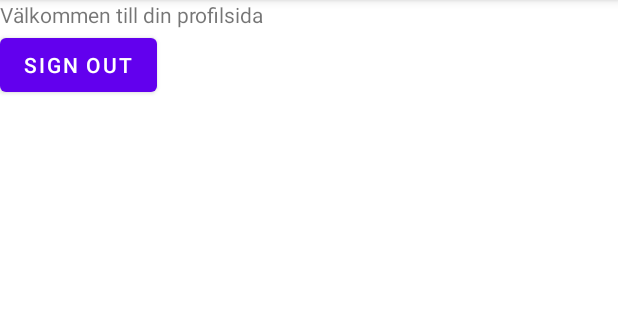
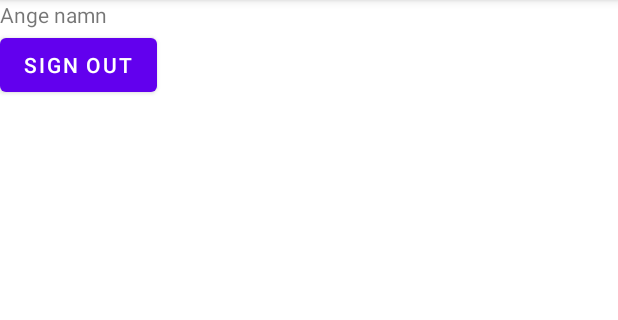
Before and after one commit to c21theti/multipleactivities, an Android app: the screen it shows after launch (ProfileActivity), after a tap on "SIGN IN", on a phone screen of 412 x 824 dp, the part 84-404 px from its top. Run offline under Robolectric (Android 15) with nearby library versions, the phone set to English and light mode, and no system bars.

Commit message:
Display transmitted username in textview

```diff
--- a/app/src/main/java/com/example/multipleactivities/MainActivity.java
+++ b/app/src/main/java/com/example/multipleactivities/MainActivity.java
@@ -52,6 +52,7 @@ public class MainActivity extends AppCompatActivity {
                 Log.d("==>", "Du har klickat på knappen");
                 Log.d("==>", "Username:"+username.getText().toString());
            Intent intent = new Intent(MainActivity.this, ProfileActivity.class);
+           intent.putExtra("username", username.getText(). toString());
            startActivity(intent);
             }
         });
--- a/app/src/main/java/com/example/multipleactivities/ProfileActivity.java
+++ b/app/src/main/java/com/example/multipleactivities/ProfileActivity.java
@@ -2,13 +2,16 @@ package com.example.multipleactivities;
 
 import androidx.appcompat.app.AppCompatActivity;
 
+import android.content.Intent;
 import android.os.Bundle;
 import android.util.Log;
 import android.view.View;
 import android.widget.Button;
+import android.widget.TextView;
 
 public class ProfileActivity extends AppCompatActivity {
 private Button signout;
+private TextView usernameview;
     @Override
     protected void onPostResume() {
         super.onPostResume();
@@ -39,6 +42,17 @@ private Button signout;
         setContentView(R.layout.activity_profile);
         Log.d("==>", "Profile activity created.");
         signout = findViewById(R.id.signout_button);
+        usernameview = findViewById(R.id.profile_label);
+
+        Intent intent = getIntent();
+        Bundle extras = intent.getExtras();
+
+        //samla extras som finns i intent
+
+        String username = extras.getString("username");
+        Log.d("==>", "Username from intent:"+username);
+
+        usernameview.setText(username);
 
         signout.setOnClickListener(new View.OnClickListener() {
             @Override
--- a/app/src/main/res/layout/activity_profile.xml
+++ b/app/src/main/res/layout/activity_profile.xml
@@ -11,10 +11,7 @@
         android:layout_width="wrap_content"
         android:layout_height="wrap_content"
         android:text="Välkommen till din profilsida"
-        app:layout_constraintTop_toTopOf="parent"
-        app:layout_constraintStart_toStartOf="parent"
-
-        />
+        app:layout_constraintStart_toStartOf="parent" />
 
     <Button
         android:id="@+id/signout_button"
```
